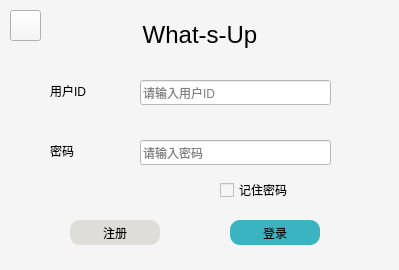
Qt form client/ui/logindialog.ui (pechpo/What-s-up) before a commit.
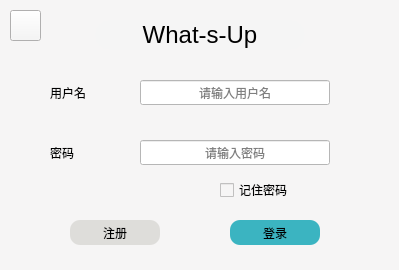
The same form after that commit. Icons and pictures are not drawn.

```diff
--- a/client/ui/logindialog.ui
+++ b/client/ui/logindialog.ui
@@ -113,8 +113,8 @@
      <rect>
       <x>50</x>
       <y>140</y>
-      <width>71</width>
-      <height>21</height>
+      <width>70</width>
+      <height>25</height>
      </rect>
     </property>
     <property name="text">
@@ -126,12 +126,12 @@
      <rect>
       <x>50</x>
       <y>80</y>
-      <width>71</width>
-      <height>21</height>
+      <width>50</width>
+      <height>25</height>
      </rect>
     </property>
     <property name="text">
-     <string>用户ID</string>
+     <string>用户名</string>
     </property>
    </widget>
    <widget class="QLineEdit" name="pwdLineEdit">
@@ -139,7 +139,7 @@
      <rect>
       <x>140</x>
       <y>140</y>
-      <width>191</width>
+      <width>190</width>
       <height>25</height>
      </rect>
     </property>
@@ -149,6 +149,9 @@
     <property name="echoMode">
      <enum>QLineEdit::Password</enum>
     </property>
+    <property name="alignment">
+     <set>Qt::AlignCenter</set>
+    </property>
     <property name="placeholderText">
      <string>请输入密码</string>
     </property>
@@ -158,7 +161,7 @@
      <rect>
       <x>140</x>
       <y>80</y>
-      <width>191</width>
+      <width>190</width>
       <height>25</height>
      </rect>
     </property>
@@ -171,8 +174,11 @@
     <property name="echoMode">
      <enum>QLineEdit::Normal</enum>
     </property>
+    <property name="alignment">
+     <set>Qt::AlignCenter</set>
+    </property>
     <property name="placeholderText">
-     <string>请输入用户ID</string>
+     <string>请输入用户名</string>
     </property>
    </widget>
    <widget class="QToolButton" name="closeButton">
```
Left out of the diff: 2 changed lines with no effect on the pictures.
